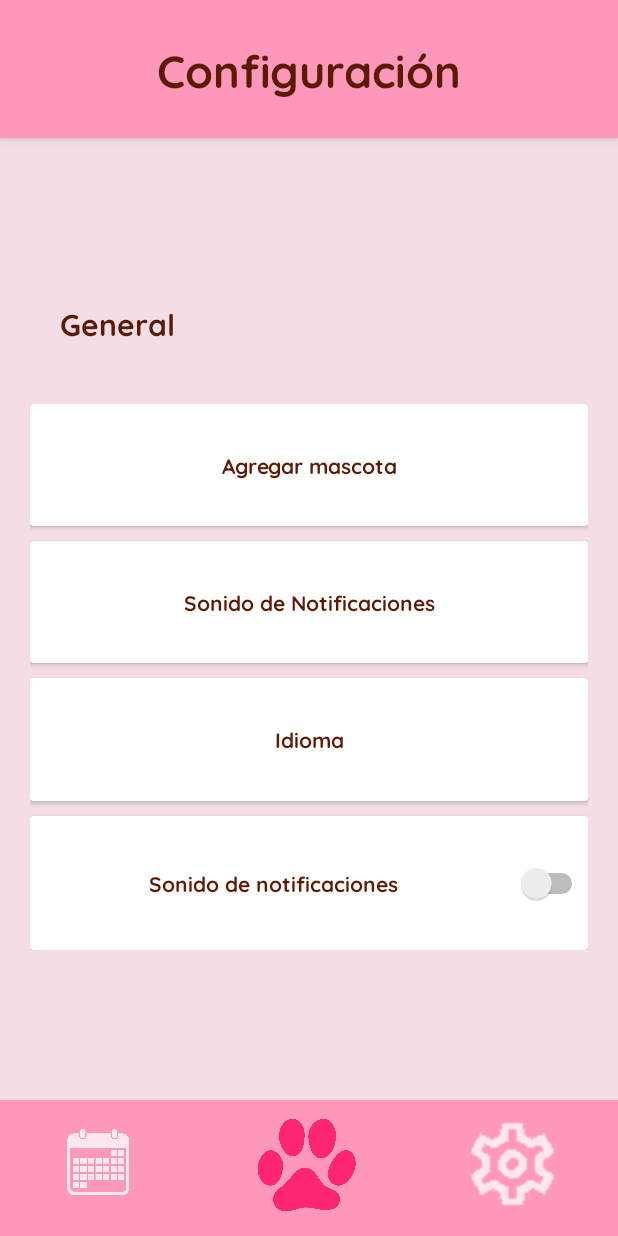
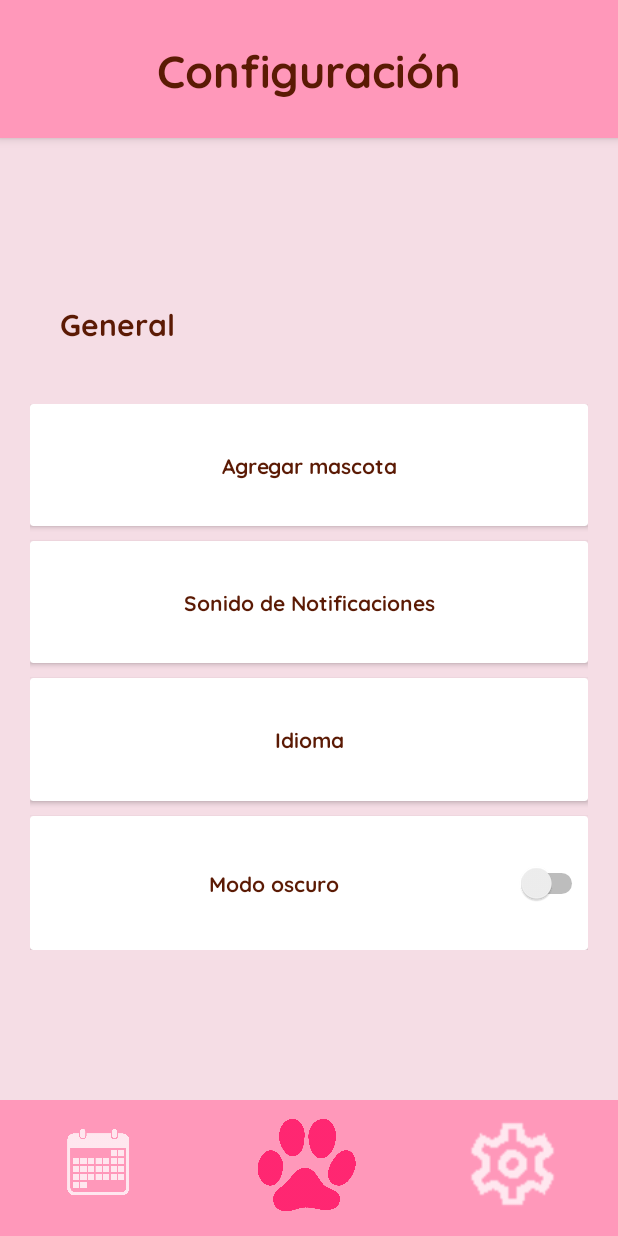
Before and after one commit to FrumpleQuest/AppsMoviles, an Android app: the configuracion screen opened directly, with no data from a screen before it, on a phone screen of 412 x 824 dp. Run offline under Robolectric (Android 15) with nearby library versions, the light colour scheme and no system bars.

Commit message:
otra vez

```diff
--- a/app/src/main/res/layout/activity_configuracion.xml
+++ b/app/src/main/res/layout/activity_configuracion.xml
@@ -96,7 +96,7 @@
                     android:layout_width="match_parent"
                     android:layout_height="match_parent"
                     android:gravity="center"
-                    android:text="Sonido de notificaciones"
+                    android:text="Modo oscuro"
                     android:fontFamily="@font/quicksand_bold"
                     android:textColor="#5b1a04"
                     app:layout_constraintTop_toTopOf="parent"
```
